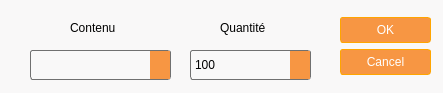
Before: the Qt Designer form RaspberryPi/GUI/ingredientCardDialog.ui in Nico-GYW/cocktail_machine, drawn with Qt 5.
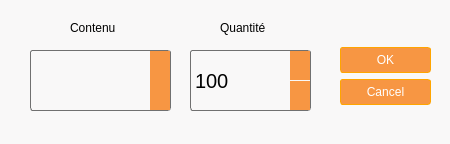
After: the same form once the commit is applied. Icons and pictures are not drawn.

Patch:
```diff
--- a/RaspberryPi/GUI/ingredientCardDialog.ui
+++ b/RaspberryPi/GUI/ingredientCardDialog.ui
@@ -6,8 +6,8 @@
    <rect>
     <x>0</x>
     <y>0</y>
-    <width>443</width>
-    <height>93</height>
+    <width>450</width>
+    <height>144</height>
    </rect>
   </property>
   <property name="windowTitle">
@@ -42,14 +42,14 @@
      <x>30</x>
      <y>50</y>
      <width>141</width>
-     <height>30</height>
+     <height>61</height>
     </rect>
    </property>
    <property name="styleSheet">
     <string notr="true">QComboBox {
     background-color: #F9F8F8; /* Fond gris clair */
     color: #000000; /* Texte noir */
-    font-size: 12px; /* Taille de la police 12 */
+    font-size: 16px; /* Taille de la police 12 */
     border: 1px solid #707070; /* Bordure de 1px en noir */
     border-radius: 3px; /* Coins arrondis de 2px */
     padding: 2px; /* Espacement interne */
@@ -96,14 +96,14 @@
      <x>190</x>
      <y>50</y>
      <width>121</width>
-     <height>30</height>
+     <height>61</height>
     </rect>
    </property>
    <property name="styleSheet">
     <string notr="true">QSpinBox {
     background-color: #F9F8F8; /* Fond gris clair */
     color: #000000; /* Texte noir */
-    font-size: 12px; /* Taille de la police 12 */
+    font-size: 20px; /* Taille de la police 12 */
     border: 1px solid #707070; /* Bordure de 1px en noir */
     border-radius: 3px; /* Coins arrondis de 3px */
     padding: 2px; /* Espacement interne */
@@ -135,6 +135,10 @@
     image: url(./ressources/generic/arrow_down.svg); /* Chemin relatif vers votre icône SVG */
     color: #000000; /* Couleur des flèches en noir */
 }
+
+QSpinBox::edit-focus {
+    color: black;
+}
 </string>
    </property>
    <property name="frame">
@@ -157,7 +161,7 @@
    <property name="geometry">
     <rect>
      <x>340</x>
-     <y>10</y>
+     <y>40</y>
      <width>91</width>
      <height>71</height>
     </rect>
```
